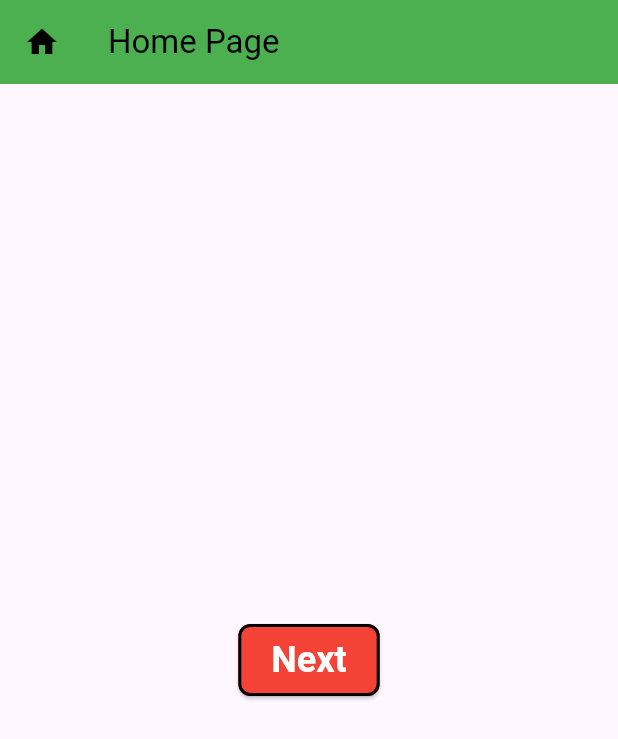
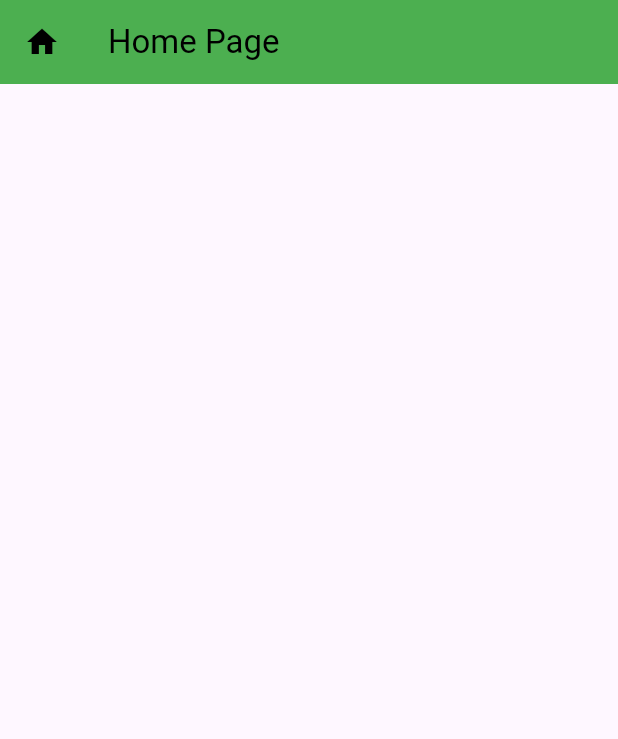
Before and after one commit to ashikmoinul/flutter_basics, a Flutter app: the screen it shows after launch, on a phone screen of 412 x 824 dp. Shown: the top 739 px of the screen. Run offline on Flutter 3.47's test engine with Material 3 defaults, Android fonts, the phone set to English and light mode, and no system bars.

Commit message:
Add listview in Home Screen

```diff
--- a/lib/main.dart
+++ b/lib/main.dart
@@ -35,33 +35,8 @@ class Home extends StatelessWidget {
           color: Colors.black,
         ),
       ),
-      body: Center(
-        child: Column(
-          mainAxisAlignment: MainAxisAlignment.center,
-          crossAxisAlignment: CrossAxisAlignment.center,
-          children: [
-            //Text('Center', style: TextStyle(color: Colors.black),),
-            ElevatedButton(
-              style: ElevatedButton.styleFrom(
-                backgroundColor: Colors.red,
-                foregroundColor: Colors.white,
-                shape: RoundedRectangleBorder(
-                  borderRadius: BorderRadius.circular(8),
-                  side: BorderSide(color: Colors.black, width: 2),
-                ),
-                textStyle: TextStyle(
-                  fontSize: 24,
-                  fontWeight: FontWeight.w600,
-                ),
-                padding: EdgeInsets.symmetric(horizontal: 22, vertical: 10),
-              ),
-              onPressed: () {
-                print('pressed');
-              },
-              child: Text('Next'),
-            ),
-          ],
-        ),
+      body: ListView(
+
       ),
     );
   }
```
